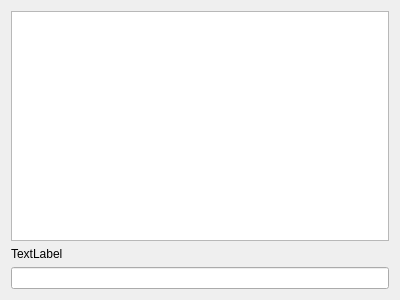
Above: chatarea.ui from dipal/qxmppclient before the change. Below: the same form after it.
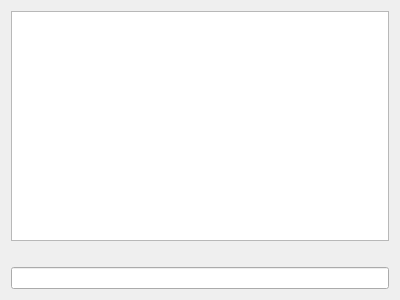
That is the form after the change.

```diff
--- a/chatarea.ui
+++ b/chatarea.ui
@@ -22,7 +22,7 @@
      <item>
       <widget class="QLabel" name="label">
        <property name="text">
-        <string>TextLabel</string>
+        <string/>
        </property>
       </widget>
      </item>
```
Left out of the diff: 2 changed lines with no effect on the pictures.
